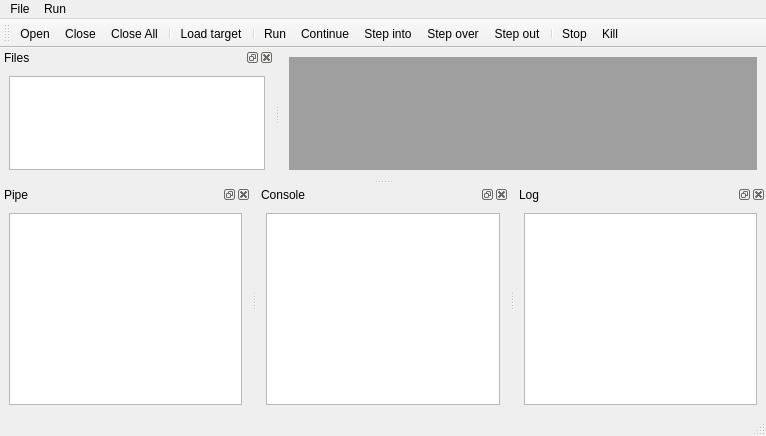
testmana2/mks, file debugger/monkeydbg/src/maininterface/UIMonkeyDbg.ui: the form before one commit.
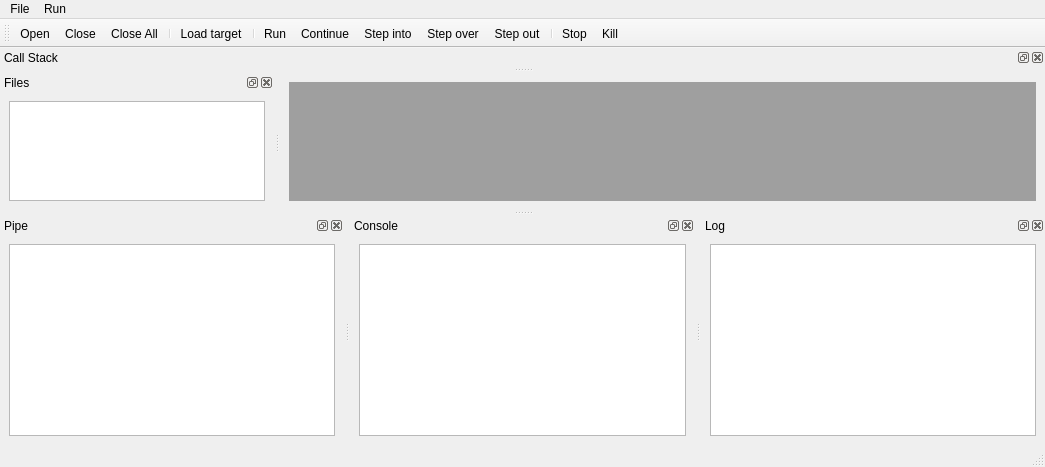
The form after the commit. Icons and pictures are not drawn.

What changed in the file:
```diff
--- a/debugger/monkeydbg/src/maininterface/UIMonkeyDbg.ui
+++ b/debugger/monkeydbg/src/maininterface/UIMonkeyDbg.ui
@@ -5,8 +5,8 @@
    <rect>
     <x>0</x>
     <y>0</y>
-    <width>766</width>
-    <height>436</height>
+    <width>1045</width>
+    <height>467</height>
    </rect>
   </property>
   <property name="windowTitle" >
@@ -27,7 +27,7 @@
     <rect>
      <x>0</x>
      <y>0</y>
-     <width>766</width>
+     <width>1045</width>
      <height>24</height>
     </rect>
    </property>
@@ -37,7 +37,7 @@
     </property>
     <addaction name="aOpenFile" />
     <addaction name="aCloseFile" />
-    <addaction name="aCloseAll" />
+    <addaction name="aCloseAllFiles" />
    </widget>
    <widget class="QMenu" name="menuRun" >
     <property name="title" >
@@ -70,7 +70,7 @@
    </attribute>
    <addaction name="aOpenFile" />
    <addaction name="aCloseFile" />
-   <addaction name="aCloseAll" />
+   <addaction name="aCloseAllFiles" />
    <addaction name="separator" />
    <addaction name="aLoadTarget" />
    <addaction name="separator" />
@@ -189,6 +189,15 @@
     </layout>
    </widget>
   </widget>
+  <widget class="QDockWidget" name="dwCallStack" >
+   <property name="windowTitle" >
+    <string>Call Stack</string>
+   </property>
+   <attribute name="dockWidgetArea" >
+    <number>4</number>
+   </attribute>
+   <widget class="QWidget" name="dockWidgetContents_5" />
+  </widget>
   <action name="aRun" >
    <property name="icon" >
     <iconset resource="../resources/monkeydbg.qrc" >
@@ -309,7 +318,7 @@
     <string>F7</string>
    </property>
   </action>
-  <action name="aCloseAll" >
+  <action name="aCloseAllFiles" >
    <property name="icon" >
     <iconset resource="../resources/monkeydbg.qrc" >
      <normaloff>:/icons/file-close-all.png</normaloff>:/icons/file-close-all.png</iconset>
```
